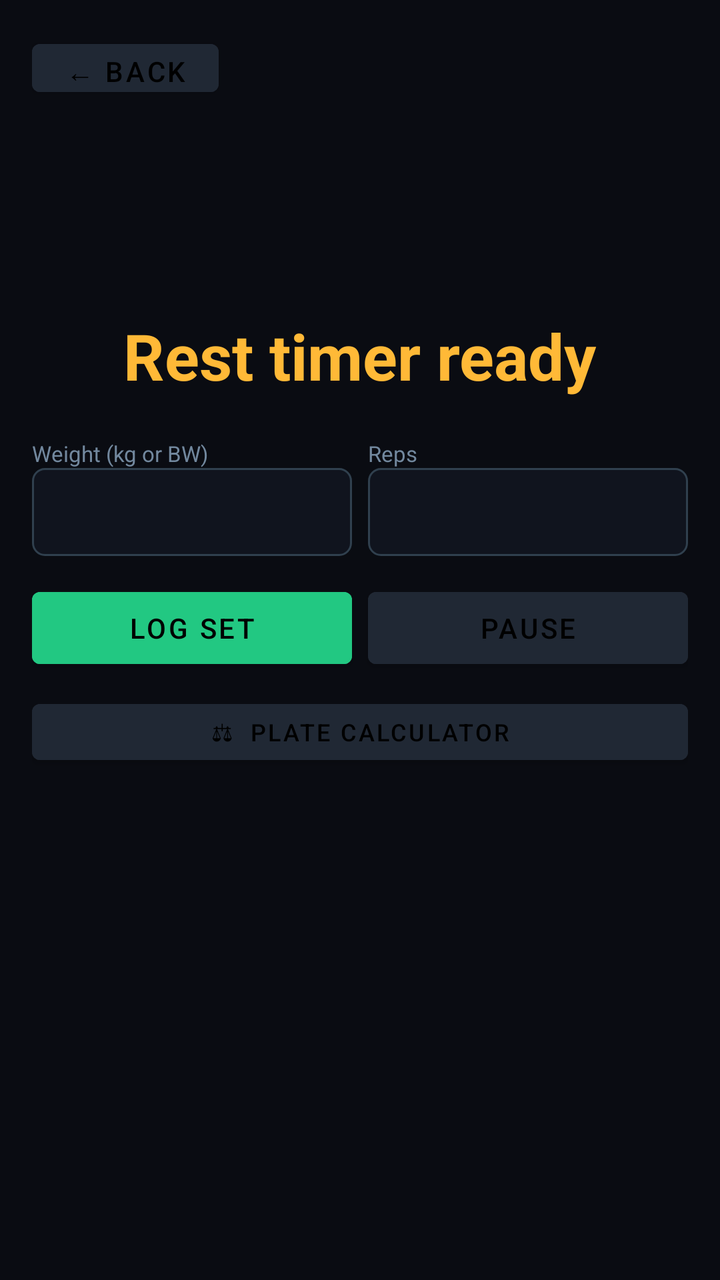
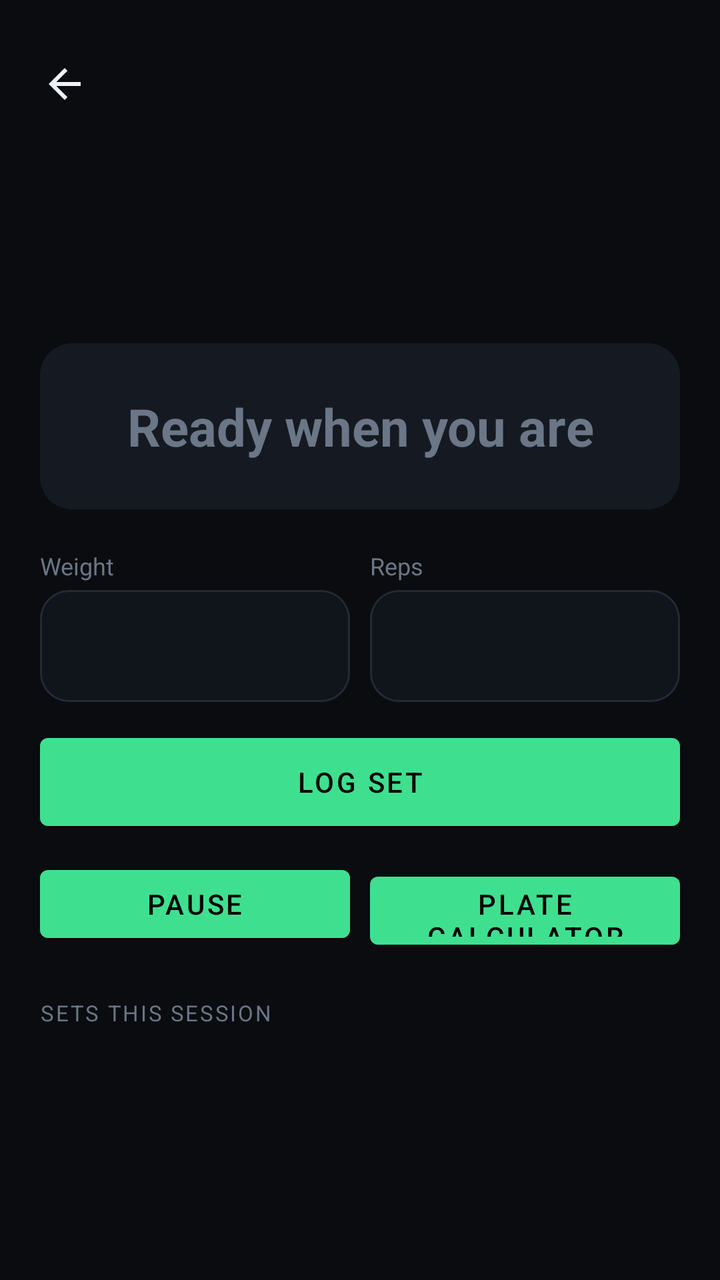

An Android layout rendered at two revisions. The XML below is the earlier revision; the diff shows what the commit changed to produce the second picture.
<!-- AndroidManifest.xml: application theme Theme.IronPulse -->
<!-- res/layout/activity_exercise_detail.xml -->
<?xml version="1.0" encoding="utf-8"?>
<ScrollView xmlns:android="http://schemas.android.com/apk/res/android"
    android:id="@+id/detail_root"
    android:layout_width="match_parent" android:layout_height="match_parent" android:padding="16dp">
    <LinearLayout android:layout_width="match_parent" android:layout_height="wrap_content"
        android:orientation="vertical">
        <Button android:id="@+id/btn_back" android:text="← Back"
            android:layout_width="wrap_content" android:layout_height="36dp"
            android:backgroundTint="@color/panel_mid" android:layout_marginBottom="12dp"/>
        <TextView android:id="@+id/exercise_title"
            android:layout_width="wrap_content" android:layout_height="wrap_content"
            android:textColor="?attr/colorTextPrimary" android:textSize="24sp" android:textStyle="bold"
            android:layout_gravity="center_horizontal" android:layout_marginBottom="6dp"/>
        <TextView android:id="@+id/exercise_stats"
            android:layout_width="wrap_content" android:layout_height="wrap_content"
            android:textColor="?attr/colorTextMuted" android:textSize="13sp"
            android:layout_gravity="center_horizontal" android:layout_marginBottom="4dp"/>
        <TextView android:id="@+id/prev_best"
            android:layout_width="wrap_content" android:layout_height="wrap_content"
            android:textColor="@color/accent" android:textSize="12sp" android:textStyle="bold"
            android:layout_gravity="center_horizontal" android:layout_marginBottom="16dp"/>
        <TextView android:id="@+id/timer_label"
            android:layout_width="wrap_content" android:layout_height="wrap_content"
            android:text="Rest timer ready" android:textColor="@color/accent_2"
            android:textSize="32sp" android:textStyle="bold"
            android:layout_gravity="center_horizontal" android:layout_marginBottom="20dp"/>
        <LinearLayout android:layout_width="match_parent" android:layout_height="wrap_content"
            android:orientation="horizontal" android:layout_marginBottom="12dp">
            <LinearLayout android:layout_width="0dp" android:layout_height="wrap_content"
                android:layout_weight="1" android:orientation="vertical" android:layout_marginEnd="8dp">
                <TextView android:id="@+id/weight_field_label"
                    android:text="Weight (kg or BW)" android:textColor="?attr/colorTextMuted"
                    android:textSize="11sp" android:layout_width="wrap_content" android:layout_height="wrap_content"/>
                <EditText android:id="@+id/field_weight" android:layout_width="match_parent"
                    android:layout_height="44dp" android:background="@drawable/field_bg"
                    android:textColor="?attr/colorTextPrimary" android:padding="8dp"/>
            </LinearLayout>
            <LinearLayout android:layout_width="0dp" android:layout_height="wrap_content"
                android:layout_weight="1" android:orientation="vertical">
                <TextView android:text="Reps" android:textColor="?attr/colorTextMuted"
                    android:textSize="11sp" android:layout_width="wrap_content" android:layout_height="wrap_content"/>
                <EditText android:id="@+id/field_reps" android:layout_width="match_parent"
                    android:layout_height="44dp" android:inputType="number"
                    android:background="@drawable/field_bg" android:textColor="?attr/colorTextPrimary" android:padding="8dp"/>
            </LinearLayout>
        </LinearLayout>
        <LinearLayout android:layout_width="match_parent" android:layout_height="wrap_content"
            android:orientation="horizontal" android:layout_marginBottom="8dp">
            <Button android:id="@+id/btn_log_set" android:text="Log Set"
                android:layout_width="0dp" android:layout_height="48dp" android:layout_weight="1"
                android:layout_marginEnd="8dp" android:backgroundTint="@color/accent"/>
            <Button android:id="@+id/btn_pause" android:text="Pause"
                android:layout_width="0dp" android:layout_height="48dp" android:layout_weight="1"
                android:backgroundTint="@color/panel_mid"/>
        </LinearLayout>
        <Button android:id="@+id/btn_plates" android:text="⚖  Plate Calculator"
            android:layout_width="match_parent" android:layout_height="40dp"
            android:layout_marginBottom="8dp"
            android:textSize="12sp"
            android:backgroundTint="@color/panel_mid"/>
        <TextView android:id="@+id/set_history"
            android:layout_width="match_parent" android:layout_height="wrap_content"
            android:textColor="?attr/colorTextMuted" android:textSize="12sp" android:layout_marginBottom="16dp"/>
    </LinearLayout>
</ScrollView>
<!-- resources referenced by this layout -->
<resources>
  <color name="accent">#22C882</color>
  <color name="accent_2">#FFB937</color>
  <color name="panel_mid">#202834</color>
  <!-- drawable field_bg (drawable) -->
  <?xml version="1.0" encoding="utf-8"?>
  <shape xmlns:android="http://schemas.android.com/apk/res/android" android:shape="rectangle">
      <solid android:color="?attr/colorFieldBg"/>
      <stroke android:width="1dp" android:color="?attr/colorBorder"/>
      <corners android:radius="6dp"/>
  </shape>
  <style name="Theme.IronPulse" parent="Theme.MaterialComponents.NoActionBar">
          <item name="android:windowLightStatusBar">false</item>
          <item name="android:windowLightNavigationBar" tools:targetApi="27">false</item>
          <item name="colorPrimary">@color/accent</item>
          <item name="colorPrimaryDark">@color/accent_dark</item>
          <item name="colorAccent">@color/accent</item>
          <item name="android:windowBackground">@color/bg_dark</item>
          <item name="android:textColor">@color/text_primary</item>
          <item name="android:colorBackground">@color/bg_dark</item>
          <item name="colorScreenBg">@color/bg_dark</item>
          <item name="colorCardBg">@color/card_bg</item>
          <item name="colorPanelBg">@color/panel_dark</item>
          <item name="colorTextPrimary">@color/text_primary</item>
          <item name="colorTextMuted">@color/text_muted</item>
          <item name="calToday">@color/cal_today</item>
          <item name="calRest">@color/cal_rest</item>
          <item name="calWorkout">@color/cal_workout</item>
          <item name="calEmpty">@color/cal_empty</item>
          <item name="calSelected">@color/cal_selected</item>
          <item name="streakTrack">@color/panel_mid</item>
          <item name="colorFieldBg">@color/field_bg</item>
          <item name="colorBorder">@color/border</item>
      </style>
  <color name="accent_dark">#0E8E5A</color>
  <color name="bg_dark">#0A0C12</color>
  <color name="text_primary">#F0F4F8</color>
  <color name="card_bg">#181E2C</color>
  <color name="panel_dark">#14192A</color>
  <color name="text_muted">#72889E</color>
  <color name="cal_rest">#123230</color>
  <color name="cal_empty">#141A24</color>
  <color name="field_bg">#10141E</color>
  <color name="border">#30404E</color>
  <!-- unchanged entries left out for length: 3 -->
</resources>

<!-- the commit's change to res/layout/activity_exercise_detail.xml (unified diff, before → after) -->
@@ -1,65 +1,159 @@
 <?xml version="1.0" encoding="utf-8"?>
 <ScrollView xmlns:android="http://schemas.android.com/apk/res/android"
+    xmlns:app="http://schemas.android.com/apk/res-auto"
     android:id="@+id/detail_root"
-    android:layout_width="match_parent" android:layout_height="match_parent" android:padding="16dp">
-    <LinearLayout android:layout_width="match_parent" android:layout_height="wrap_content"
+    android:layout_width="match_parent"
+    android:layout_height="match_parent"
+    android:padding="20dp">
+
+    <LinearLayout
+        android:layout_width="match_parent"
+        android:layout_height="wrap_content"
         android:orientation="vertical">
-        <Button android:id="@+id/btn_back" android:text="← Back"
-            android:layout_width="wrap_content" android:layout_height="36dp"
-            android:backgroundTint="@color/panel_mid" android:layout_marginBottom="12dp"/>
-        <TextView android:id="@+id/exercise_title"
-            android:layout_width="wrap_content" android:layout_height="wrap_content"
-            android:textColor="?attr/colorTextPrimary" android:textSize="24sp" android:textStyle="bold"
-            android:layout_gravity="center_horizontal" android:layout_marginBottom="6dp"/>
-        <TextView android:id="@+id/exercise_stats"
-            android:layout_width="wrap_content" android:layout_height="wrap_content"
-            android:textColor="?attr/colorTextMuted" android:textSize="13sp"
-            android:layout_gravity="center_horizontal" android:layout_marginBottom="4dp"/>
-        <TextView android:id="@+id/prev_best"
-            android:layout_width="wrap_content" android:layout_height="wrap_content"
-            android:textColor="@color/accent" android:textSize="12sp" android:textStyle="bold"
-            android:layout_gravity="center_horizontal" android:layout_marginBottom="16dp"/>
-        <TextView android:id="@+id/timer_label"
-            android:layout_width="wrap_content" android:layout_height="wrap_content"
-            android:text="Rest timer ready" android:textColor="@color/accent_2"
-            android:textSize="32sp" android:textStyle="bold"
-            android:layout_gravity="center_horizontal" android:layout_marginBottom="20dp"/>
-        <LinearLayout android:layout_width="match_parent" android:layout_height="wrap_content"
-            android:orientation="horizontal" android:layout_marginBottom="12dp">
-            <LinearLayout android:layout_width="0dp" android:layout_height="wrap_content"
-                android:layout_weight="1" android:orientation="vertical" android:layout_marginEnd="8dp">
-                <TextView android:id="@+id/weight_field_label"
-                    android:text="Weight (kg or BW)" android:textColor="?attr/colorTextMuted"
-                    android:textSize="11sp" android:layout_width="wrap_content" android:layout_height="wrap_content"/>
-                <EditText android:id="@+id/field_weight" android:layout_width="match_parent"
-                    android:layout_height="44dp" android:background="@drawable/field_bg"
-                    android:textColor="?attr/colorTextPrimary" android:padding="8dp"/>
+
+        <ImageButton
+            android:id="@+id/btn_back"
+            android:layout_width="44dp"
+            android:layout_height="44dp"
+            android:layout_marginStart="-10dp"
+            android:background="?attr/selectableItemBackgroundBorderless"
+            android:contentDescription="Back"
+            android:src="@drawable/ic_back"
+            app:tint="?attr/colorTextPrimary"/>
+
+        <TextView
+            android:id="@+id/exercise_title"
+            android:layout_width="wrap_content"
+            android:layout_height="wrap_content"
+            android:layout_marginTop="8dp"
+            android:textAppearance="@style/TextAppearance.IronPulse.PageTitle"/>
+        <TextView
+            android:id="@+id/exercise_stats"
+            android:layout_width="wrap_content"
+            android:layout_height="wrap_content"
+            android:layout_marginTop="2dp"
+            android:textColor="?attr/colorTextMuted"
+            android:textSize="14sp"/>
+        <TextView
+            android:id="@+id/prev_best"
+            android:layout_width="wrap_content"
+            android:layout_height="wrap_content"
+            android:layout_marginTop="6dp"
+            android:textColor="@color/accent"
+            android:textSize="13sp"/>
+
+        
+        <TextView
+            android:id="@+id/timer_label"
+            android:layout_width="match_parent"
+            android:layout_height="wrap_content"
+            android:layout_marginTop="20dp"
+            android:layout_marginBottom="20dp"
+            android:background="@drawable/tile_bg"
+            android:gravity="center"
+            android:paddingTop="24dp"
+            android:paddingBottom="24dp"
+            android:text="Ready when you are"
+            android:textColor="?attr/colorTextMuted"
+            android:textSize="26sp"
+            android:textStyle="bold"/>
+
+        <LinearLayout
+            android:layout_width="match_parent"
+            android:layout_height="wrap_content"
+            android:layout_marginBottom="12dp"
+            android:orientation="horizontal">
+            <LinearLayout
+                android:layout_width="0dp"
+                android:layout_height="wrap_content"
+                android:layout_marginEnd="10dp"
+                android:layout_weight="1"
+                android:orientation="vertical">
+                <TextView
+                    android:id="@+id/weight_field_label"
+                    android:layout_width="wrap_content"
+                    android:layout_height="wrap_content"
+                    android:layout_marginBottom="4dp"
+                    android:text="Weight"
+                    android:textColor="?attr/colorTextMuted"
+                    android:textSize="12sp"/>
+                <EditText
+                    android:id="@+id/field_weight"
+                    android:layout_width="match_parent"
+                    android:layout_height="56dp"
+                    android:background="@drawable/field_bg"
+                    android:gravity="center"
+                    android:textColor="?attr/colorTextPrimary"
+                    android:textSize="22sp"
+                    android:textStyle="bold"/>
             </LinearLayout>
-            <LinearLayout android:layout_width="0dp" android:layout_height="wrap_content"
-                android:layout_weight="1" android:orientation="vertical">
-                <TextView android:text="Reps" android:textColor="?attr/colorTextMuted"
-                    android:textSize="11sp" android:layout_width="wrap_content" android:layout_height="wrap_content"/>
-                <EditText android:id="@+id/field_reps" android:layout_width="match_parent"
-                    android:layout_height="44dp" android:inputType="number"
-                    android:background="@drawable/field_bg" android:textColor="?attr/colorTextPrimary" android:padding="8dp"/>
+            <LinearLayout
+                android:layout_width="0dp"
+                android:layout_height="wrap_content"
+                android:layout_weight="1"
+                android:orientation="vertical">
+                <TextView
+                    android:layout_width="wrap_content"
+                    android:layout_height="wrap_content"
+                    android:layout_marginBottom="4dp"
+                    android:text="Reps"
+                    android:textColor="?attr/colorTextMuted"
+                    android:textSize="12sp"/>
+                <EditText
+                    android:id="@+id/field_reps"
+                    android:layout_width="match_parent"
+                    android:layout_height="56dp"
+                    android:background="@drawable/field_bg"
+                    android:gravity="center"
+                    android:inputType="number"
+                    android:textColor="?attr/colorTextPrimary"
+                    android:textSize="22sp"
+                    android:textStyle="bold"/>
             </LinearLayout>
         </LinearLayout>
-        <LinearLayout android:layout_width="match_parent" android:layout_height="wrap_content"
-            android:orientation="horizontal" android:layout_marginBottom="8dp">
-            <Button android:id="@+id/btn_log_set" android:text="Log Set"
-                android:layout_width="0dp" android:layout_height="48dp" android:layout_weight="1"
-                android:layout_marginEnd="8dp" android:backgroundTint="@color/accent"/>
-            <Button android:id="@+id/btn_pause" android:text="Pause"
-                android:layout_width="0dp" android:layout_height="48dp" android:layout_weight="1"
-                android:backgroundTint="@color/panel_mid"/>
+
+        <Button
+            android:id="@+id/btn_log_set"
+            android:layout_width="match_parent"
+            android:layout_height="56dp"
+            android:layout_marginBottom="10dp"
+            android:text="Log set"/>
+
+        <LinearLayout
+            android:layout_width="match_parent"
+            android:layout_height="wrap_content"
+            android:layout_marginBottom="24dp"
+            android:orientation="horizontal">
+            <Button
+                android:id="@+id/btn_pause"
+                android:layout_width="0dp"
+                android:layout_height="46dp"
+                android:layout_marginEnd="10dp"
+                android:layout_weight="1"
+                android:text="Pause"/>
+            <Button
+                android:id="@+id/btn_plates"
+                android:layout_width="0dp"
+                android:layout_height="46dp"
+                android:layout_weight="1"
+                android:text="Plate calculator"/>
         </LinearLayout>
-        <Button android:id="@+id/btn_plates" android:text="⚖  Plate Calculator"
-            android:layout_width="match_parent" android:layout_height="40dp"
+
+        <TextView
+            android:layout_width="wrap_content"
+            android:layout_height="wrap_content"
             android:layout_marginBottom="8dp"
-            android:textSize="12sp"
-            android:backgroundTint="@color/panel_mid"/>
-        <TextView android:id="@+id/set_history"
-            android:layout_width="match_parent" android:layout_height="wrap_content"
-            android:textColor="?attr/colorTextMuted" android:textSize="12sp" android:layout_marginBottom="16dp"/>
+            android:letterSpacing="0.08"
+            android:text="SETS THIS SESSION"
+            android:textColor="?attr/colorTextMuted"
+            android:textSize="11sp"/>
+        <TextView
+            android:id="@+id/set_history"
+            android:layout_width="match_parent"
+            android:layout_height="wrap_content"
+            android:layout_marginBottom="16dp"
+            android:lineSpacingExtra="6dp"
+            android:textColor="?attr/colorTextPrimary"
+            android:textSize="15sp"/>
     </LinearLayout>
 </ScrollView>
<!-- resource entries referenced after the edit -->
@@ -1,15 +1,37 @@
 <!-- resources referenced by this layout -->
 <resources>
-  <color name="accent">#22C882</color>
-  <color name="accent_2">#FFB937</color>
-  <color name="panel_mid">#202834</color>
+  <color name="accent">#3EE08F</color>
+  <color name="panel_mid">#1B212B</color>
   <!-- drawable field_bg (drawable) -->
   <?xml version="1.0" encoding="utf-8"?>
   <shape xmlns:android="http://schemas.android.com/apk/res/android" android:shape="rectangle">
       <solid android:color="?attr/colorFieldBg"/>
       <stroke android:width="1dp" android:color="?attr/colorBorder"/>
-      <corners android:radius="6dp"/>
+      <corners android:radius="14dp"/>
   </shape>
+  <!-- drawable ic_back (drawable) -->
+  <?xml version="1.0" encoding="utf-8"?>
+  <vector xmlns:android="http://schemas.android.com/apk/res/android"
+      android:width="24dp" android:height="24dp" android:viewportWidth="24" android:viewportHeight="24"
+      android:tint="?attr/colorControlNormal">
+      <path android:fillColor="@android:color/white" android:pathData="M20,11H7.83l5.59,-5.59L12,4l-8,8 8,8 1.41,-1.41L7.83,13H20v-2z"/>
+  </vector>
+  <!-- drawable tile_bg (drawable) -->
+  <?xml version="1.0" encoding="utf-8"?>
+  <ripple xmlns:android="http://schemas.android.com/apk/res/android" android:color="@color/ripple_color">
+      <item>
+          <shape android:shape="rectangle">
+              <solid android:color="?attr/colorCardBg"/>
+              <corners android:radius="16dp"/>
+          </shape>
+      </item>
+  </ripple>
+  <style name="TextAppearance.IronPulse.PageTitle" parent="">
+          <item name="android:textSize">26sp</item>
+          <item name="android:textStyle">bold</item>
+          <item name="android:textColor">?attr/colorTextPrimary</item>
+          <item name="android:letterSpacing">-0.02</item>
+      </style>
   <style name="Theme.IronPulse" parent="Theme.MaterialComponents.NoActionBar">
           <item name="android:windowLightStatusBar">false</item>
           <item name="android:windowLightNavigationBar" tools:targetApi="27">false</item>
@@ -32,17 +54,30 @@
           <item name="streakTrack">@color/panel_mid</item>
           <item name="colorFieldBg">@color/field_bg</item>
           <item name="colorBorder">@color/border</item>
+          <item name="android:popupMenuStyle">@style/IronPulse.Popup</item>
       </style>
-  <color name="accent_dark">#0E8E5A</color>
-  <color name="bg_dark">#0A0C12</color>
-  <color name="text_primary">#F0F4F8</color>
-  <color name="card_bg">#181E2C</color>
-  <color name="panel_dark">#14192A</color>
-  <color name="text_muted">#72889E</color>
+  <color name="ripple_color">#33FFFFFF</color>
+  <color name="accent_dark">#1F7A52</color>
+  <color name="bg_dark">#0A0C10</color>
+  <color name="text_primary">#EEF1F5</color>
+  <color name="card_bg">#151A22</color>
+  <color name="panel_dark">#1B212B</color>
+  <color name="text_muted">#6B7686</color>
   <color name="cal_rest">#123230</color>
   <color name="cal_empty">#141A24</color>
-  <color name="field_bg">#10141E</color>
-  <color name="border">#30404E</color>
+  <color name="field_bg">#10141B</color>
+  <color name="border">#232A36</color>
+  <style name="IronPulse.Popup" parent="@android:style/Widget.Material.PopupMenu">
+          <item name="android:popupBackground">@drawable/popup_bg</item>
+          <item name="android:popupElevation">8dp</item>
+      </style>
+  <!-- drawable popup_bg (drawable) -->
+  <?xml version="1.0" encoding="utf-8"?>
+  <shape xmlns:android="http://schemas.android.com/apk/res/android" android:shape="rectangle">
+      <solid android:color="?attr/colorPanelBg"/>
+      <stroke android:width="1dp" android:color="?attr/colorBorder"/>
+      <corners android:radius="14dp"/>
+  </shape>
   <!-- unchanged entries left out for length: 3 -->
 </resources>
 
